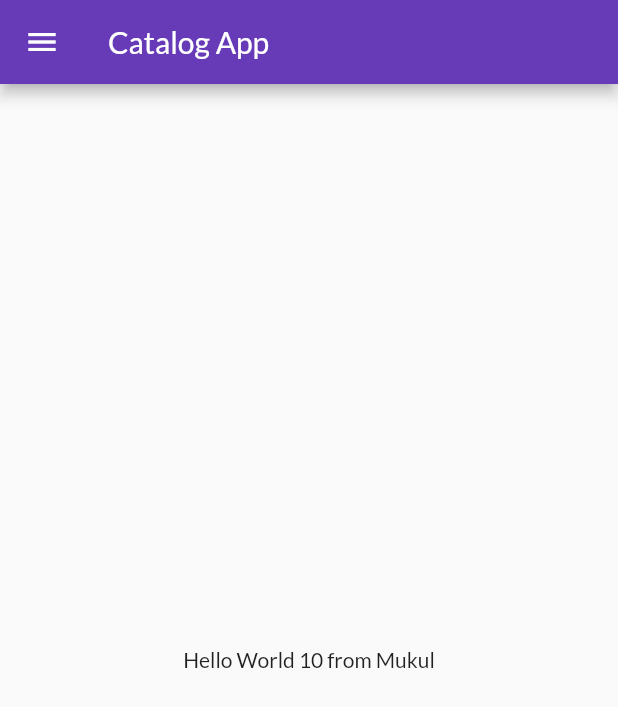
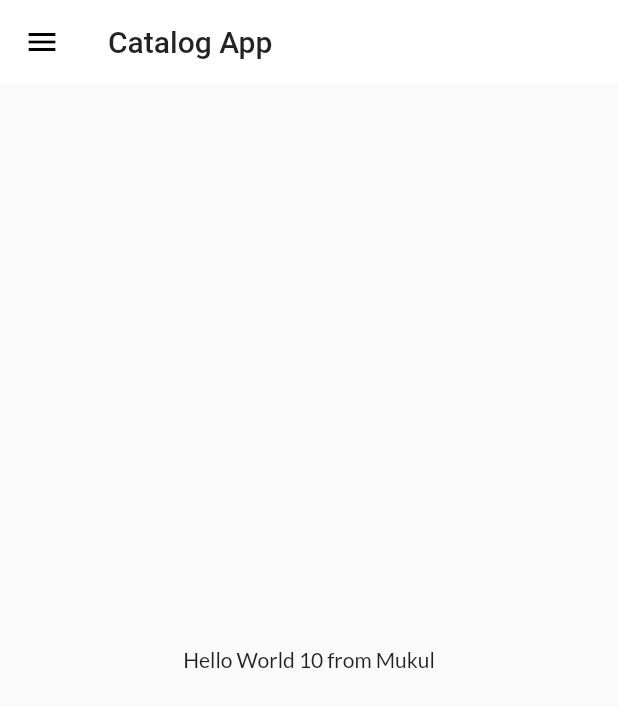
Before and after one commit to MukulKolpe/Flutter_CatalogApp, a Flutter app: the screen it shows after launch, on a phone screen of 412 x 824 dp. Shown: the top 707 px of the screen. Run offline on Flutter 3.47's test engine with Material 2 defaults, Android fonts, the phone set to English and light mode, and no system bars; our stand-ins replace google_fonts.

Commit message:
themes extracted

```diff
--- a/lib/main.dart
+++ b/lib/main.dart
@@ -1,5 +1,6 @@
 import 'package:flutter/material.dart';
 import 'package:flutter_catalog/utils/routes.dart';
+import 'package:flutter_catalog/widgets/themes.dart';
 import 'pages/login_page.dart';
 import 'pages/home_page.dart';
 import 'package:google_fonts/google_fonts.dart';
@@ -14,13 +15,10 @@
   @override
   Widget build(BuildContext context) {
     return MaterialApp(
-      theme: ThemeData(
-        primarySwatch: Colors.deepPurple,
-        fontFamily: GoogleFonts.lato().fontFamily,
-      ),
+      theme: MyTheme.lightTheme(context),
+      darkTheme: MyTheme.darkTheme(context),
       debugShowCheckedModeBanner: false,
       themeMode: ThemeMode.light,
-      darkTheme: ThemeData(brightness: Brightness.dark),
       initialRoute: MyRoutes.homeRoute,
       routes: {
         "/": (context) => LoginPage(),
--- /dev/null
+++ b/lib/widgets/themes.dart
@@ -0,0 +1,19 @@
+import 'package:flutter/material.dart';
+import 'package:flutter/material.dart';
+import 'package:google_fonts/google_fonts.dart';
+
+class MyTheme {
+  static ThemeData lightTheme(BuildContext context) => ThemeData(
+      primarySwatch: Colors.deepPurple,
+      fontFamily: GoogleFonts.lato().fontFamily,
+      appBarTheme: AppBarTheme(
+        color: Colors.white,
+        elevation: 0.0,
+        iconTheme: IconThemeData(color: Colors.black),
+        textTheme: Theme.of(context).textTheme,
+      ));
+
+  static ThemeData darkTheme(BuildContext context) => ThemeData(
+        brightness: Brightness.dark,
+      );
+}
```
